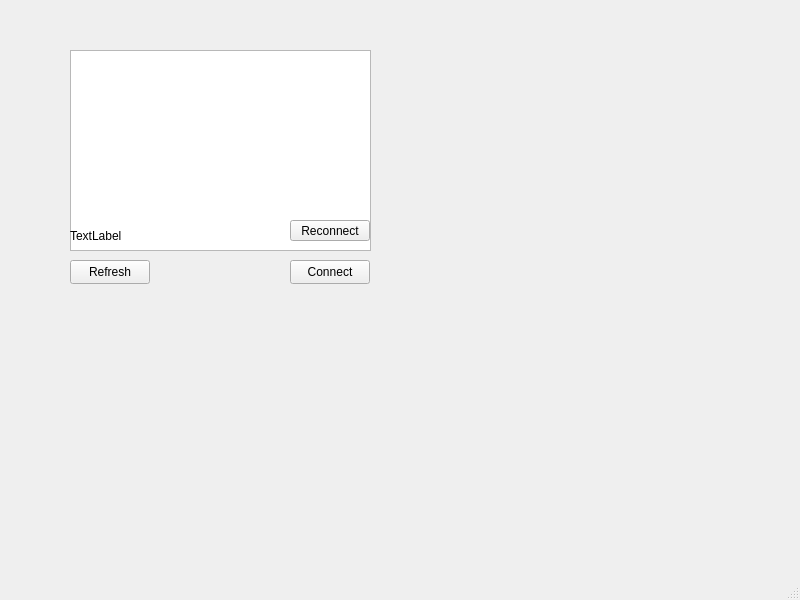
This is Gui/Test_Groups/mainwindow.ui in kasper201/Domotica-School as Qt 5 draws it before an edit. The edited form follows.
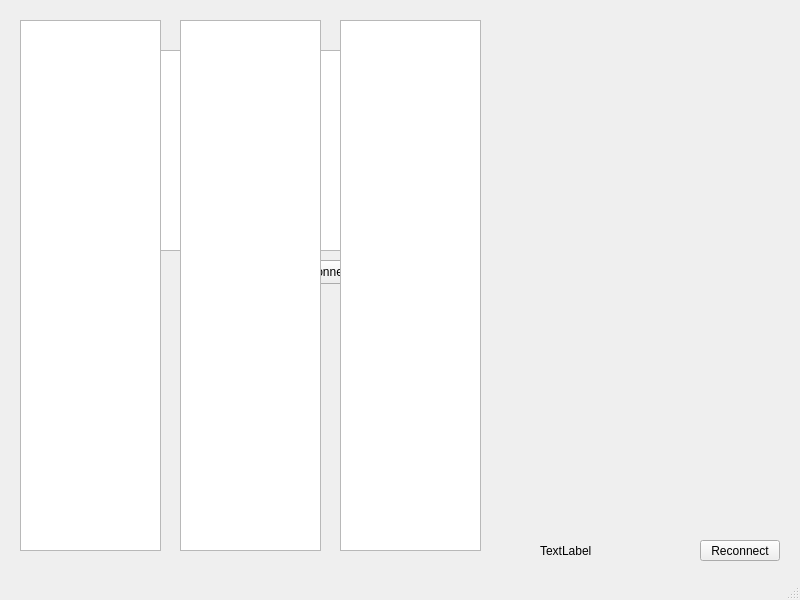
This is the edited form.

Commit message:
3 listWidgets met nodename(1) -> sensors(2) actuators(3)
De sensor en actuator listWidgets worden gevuld afhankelijk van de nodename die is aangeklikt

Diff of the .ui file:
```diff
--- a/Gui/Test_Groups/mainwindow.ui
+++ b/Gui/Test_Groups/mainwindow.ui
@@ -14,42 +14,6 @@
    <string>MainWindow</string>
   </property>
   <widget class="QWidget" name="centralwidget">
-   <widget class="QPushButton" name="pushButton_Send">
-    <property name="geometry">
-     <rect>
-      <x>290</x>
-      <y>180</y>
-      <width>80</width>
-      <height>24</height>
-     </rect>
-    </property>
-    <property name="text">
-     <string>Send</string>
-    </property>
-   </widget>
-   <widget class="QLineEdit" name="lineEdit_Serial_Data">
-    <property name="geometry">
-     <rect>
-      <x>70</x>
-      <y>180</y>
-      <width>211</width>
-      <height>24</height>
-     </rect>
-    </property>
-   </widget>
-   <widget class="QLabel" name="label_Data_Recieved">
-    <property name="geometry">
-     <rect>
-      <x>70</x>
-      <y>145</y>
-      <width>301</width>
-      <height>31</height>
-     </rect>
-    </property>
-    <property name="text">
-     <string>TextLabel</string>
-    </property>
-   </widget>
    <widget class="QListWidget" name="listWidget_Comport">
     <property name="geometry">
      <rect>
@@ -89,10 +53,10 @@
    <widget class="QLabel" name="label_Comport">
     <property name="geometry">
      <rect>
-      <x>70</x>
-      <y>220</y>
-      <width>211</width>
-      <height>31</height>
+      <x>540</x>
+      <y>530</y>
+      <width>151</width>
+      <height>41</height>
      </rect>
     </property>
     <property name="text">
@@ -102,8 +66,8 @@
    <widget class="QPushButton" name="pushButton_Reconnect">
     <property name="geometry">
      <rect>
-      <x>290</x>
-      <y>220</y>
+      <x>700</x>
+      <y>540</y>
       <width>80</width>
       <height>21</height>
      </rect>
@@ -112,16 +76,36 @@
      <string>Reconnect</string>
     </property>
    </widget>
-  </widget>
-  <widget class="QMenuBar" name="menubar">
-   <property name="geometry">
-    <rect>
-     <x>0</x>
-     <y>0</y>
-     <width>800</width>
-     <height>21</height>
-    </rect>
-   </property>
+   <widget class="QListWidget" name="listWidget_Nodes">
+    <property name="geometry">
+     <rect>
+      <x>20</x>
+      <y>20</y>
+      <width>141</width>
+      <height>531</height>
+     </rect>
+    </property>
+   </widget>
+   <widget class="QListWidget" name="listWidget_Sensors">
+    <property name="geometry">
+     <rect>
+      <x>180</x>
+      <y>20</y>
+      <width>141</width>
+      <height>531</height>
+     </rect>
+    </property>
+   </widget>
+   <widget class="QListWidget" name="listWidget_Actuators">
+    <property name="geometry">
+     <rect>
+      <x>340</x>
+      <y>20</y>
+      <width>141</width>
+      <height>531</height>
+     </rect>
+    </property>
+   </widget>
   </widget>
   <widget class="QStatusBar" name="statusbar"/>
  </widget>
```
The commit also changes 4 other files.
